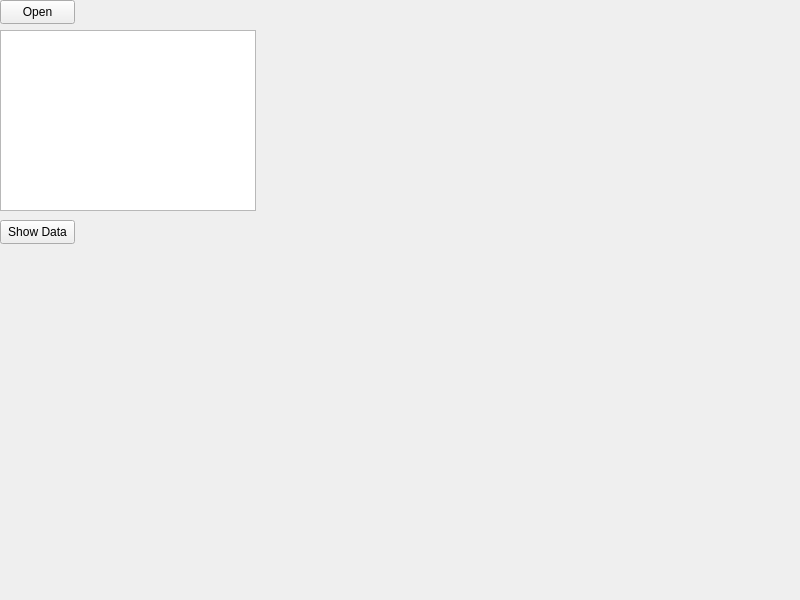
Above: mainwindow/form.ui from Sanya550/QtPython before the change. Below: the same form after it.
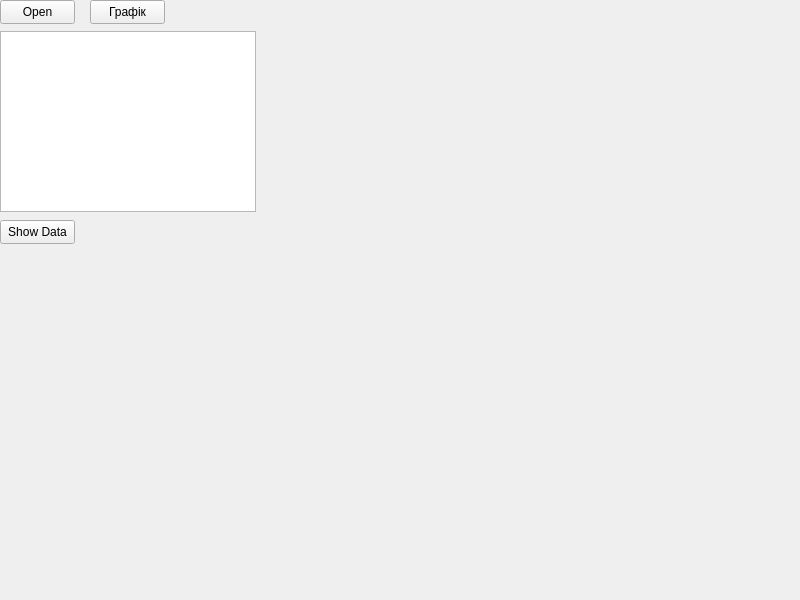
That is the form after the change.

Commit message: fixed reading from file and replace columnView to tableView

The edit to the form file:
```diff
--- a/mainwindow/form.ui
+++ b/mainwindow/form.ui
@@ -26,16 +26,6 @@
     <string>Open</string>
    </property>
   </widget>
-  <widget class="QColumnView" name="columnView">
-   <property name="geometry">
-    <rect>
-     <x>0</x>
-     <y>30</y>
-     <width>256</width>
-     <height>181</height>
-    </rect>
-   </property>
-  </widget>
   <widget class="QPushButton" name="showData">
    <property name="geometry">
     <rect>
@@ -49,6 +39,29 @@
     <string>Show Data</string>
    </property>
   </widget>
+  <widget class="QPushButton" name="pushButton">
+   <property name="geometry">
+    <rect>
+     <x>90</x>
+     <y>0</y>
+     <width>75</width>
+     <height>24</height>
+    </rect>
+   </property>
+   <property name="text">
+    <string>Графік</string>
+   </property>
+  </widget>
+  <widget class="QTableView" name="tableView">
+   <property name="geometry">
+    <rect>
+     <x>0</x>
+     <y>31</y>
+     <width>256</width>
+     <height>181</height>
+    </rect>
+   </property>
+  </widget>
  </widget>
  <resources/>
  <connections/>
```
The commit also changes 3 other files.
